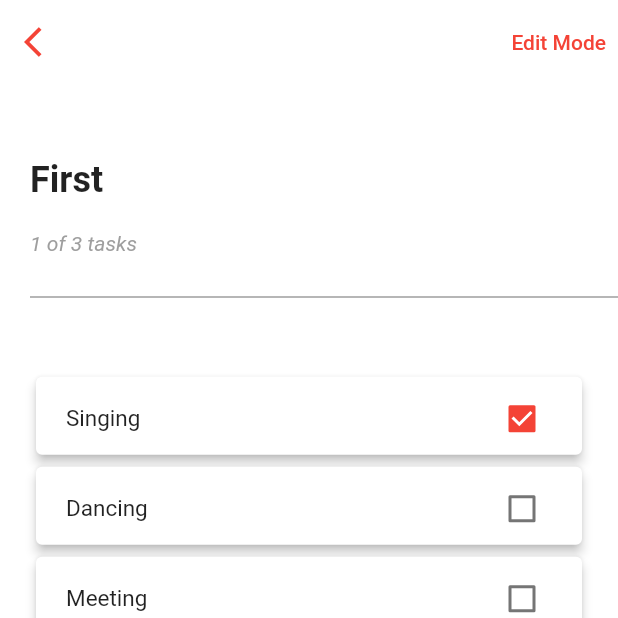
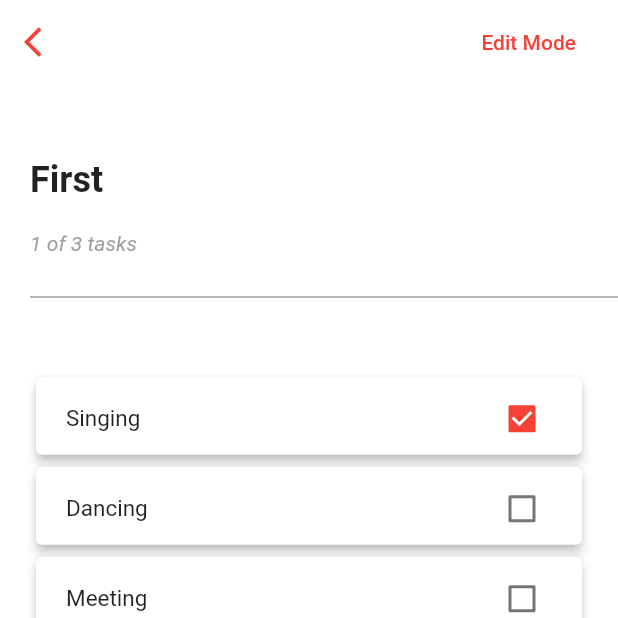
Before and after one commit to roy1126/ToDo-app, a Flutter app: the TaskPage screen opened directly with sample values from the repository, on a phone screen of 412 x 824 dp, the top half of it. Run offline on Flutter 3.47's test engine with Material 2 defaults, Android fonts, the phone set to English and light mode, and no system bars; our stand-ins replace get.

Commit message:
responsiveness added

```diff
--- a/todo_app/lib/screens/task_page.dart
+++ b/todo_app/lib/screens/task_page.dart
@@ -20,6 +20,7 @@ class _TaskPageState extends State<TaskPage> {
   @override
   Widget build(BuildContext context) {
     final size = MediaQuery.of(context).size;
+    final isMobile = size.width < 900;
     final mainController = Get.find<MainController>();
     final textController = Get.put(TextController());
     return Scaffold(
@@ -46,6 +47,9 @@ class _TaskPageState extends State<TaskPage> {
                     style: TextStyle(color: Colors.blue),
                   )
                 : Text('Edit Mode'),
+          ),
+          SizedBox(
+            width: 20,
           )
         ],
       ),
@@ -116,6 +120,8 @@ class _TaskPageState extends State<TaskPage> {
             Row(
               children: [
                 if (_editMode)
+                  Row(
+                    children: [
                       TextButton(
                           onPressed: () {
                             showDialog(
@@ -148,11 +154,15 @@ class _TaskPageState extends State<TaskPage> {
                                 });
                           },
                           style: TextButton.styleFrom(
-                          padding: EdgeInsets.zero, minimumSize: Size(20, 20)),
+                              padding: EdgeInsets.zero,
+                              minimumSize: Size(20, 20)),
                           child: Icon(
                             Icons.restore_from_trash,
                             size: 15,
                           )),
+                    ],
+                  ),
+                if (_editMode) SizedBox(width: isMobile ? 10 : 20),
                 _editTitle
                     ? Flexible(
                         child: TextFormField(
@@ -168,6 +178,7 @@ class _TaskPageState extends State<TaskPage> {
                               fontSize: 24, fontWeight: FontWeight.bold),
                         ),
                       ),
+                if (_editMode) SizedBox(width: isMobile ? 10 : 20),
                 if (_editMode)
                   _editTitle
                       ? TextButton(
@@ -285,6 +296,8 @@ class _TaskPageState extends State<TaskPage> {
                                         Icons.restore_from_trash,
                                         size: 15,
                                       )),
+                                if (_editMode)
+                                  SizedBox(width: isMobile ? 10 : 20),
                                 Flexible(
                                   child: Text(
                                     e.label,
@@ -294,6 +307,8 @@ class _TaskPageState extends State<TaskPage> {
                                     ),
                                   ),
                                 ),
+                                if (_editMode)
+                                  SizedBox(width: isMobile ? 10 : 20),
                                 if (_editMode)
                                   TextButton(
                                       style: TextButton.styleFrom(
```
Also changed, not shown: todo_app/lib/screens/home_page.dart (+4 -4 lines). Lines whose indentation alone changed are shown as unchanged.
